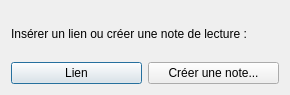
Above: src/dialogs/dropPDFDialog.ui from tberthelot-repositories/PKbSuite before the change. Below: the same form after it.
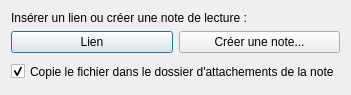
That is the form after the change.

Patch:
```diff
--- a/src/dialogs/dropPDFDialog.ui
+++ b/src/dialogs/dropPDFDialog.ui
@@ -21,8 +21,6 @@
   </property>
   <layout class="QGridLayout" name="gridLayout">
    <item row="0" column="0">
-    <layout class="QHBoxLayout" name="horizontalLayout">
-     <item>
       <layout class="QVBoxLayout" name="verticalLayout">
        <item>
         <widget class="QLabel" name="label">
@@ -51,7 +49,21 @@
        </item>
       </layout>
      </item>
-    </layout>
+   <item row="1" column="0">
+    <widget class="QCheckBox" name="checkBoxCopy">
+     <property name="sizePolicy">
+      <sizepolicy hsizetype="Minimum" vsizetype="Minimum">
+       <horstretch>0</horstretch>
+       <verstretch>0</verstretch>
+      </sizepolicy>
+     </property>
+     <property name="text">
+      <string>Copie le fichier dans le dossier d'attachements de la note</string>
+     </property>
+     <property name="checked">
+      <bool>true</bool>
+     </property>
+    </widget>
    </item>
   </layout>
  </widget>
```
Lines whose indentation alone changed are shown as unchanged.
